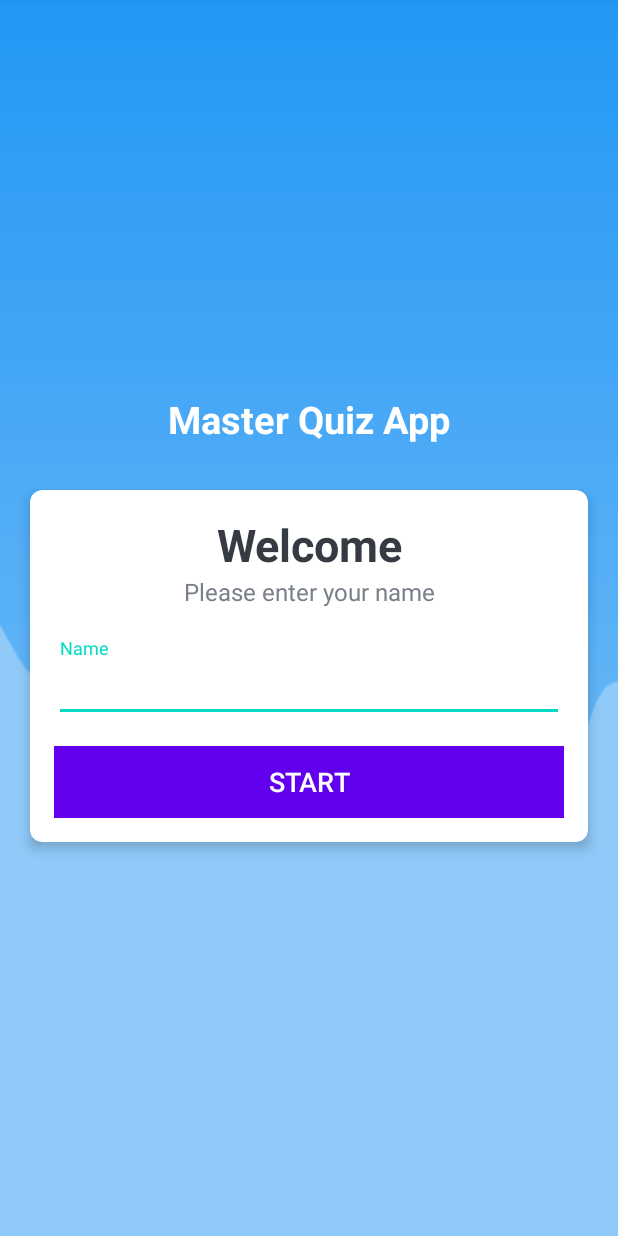
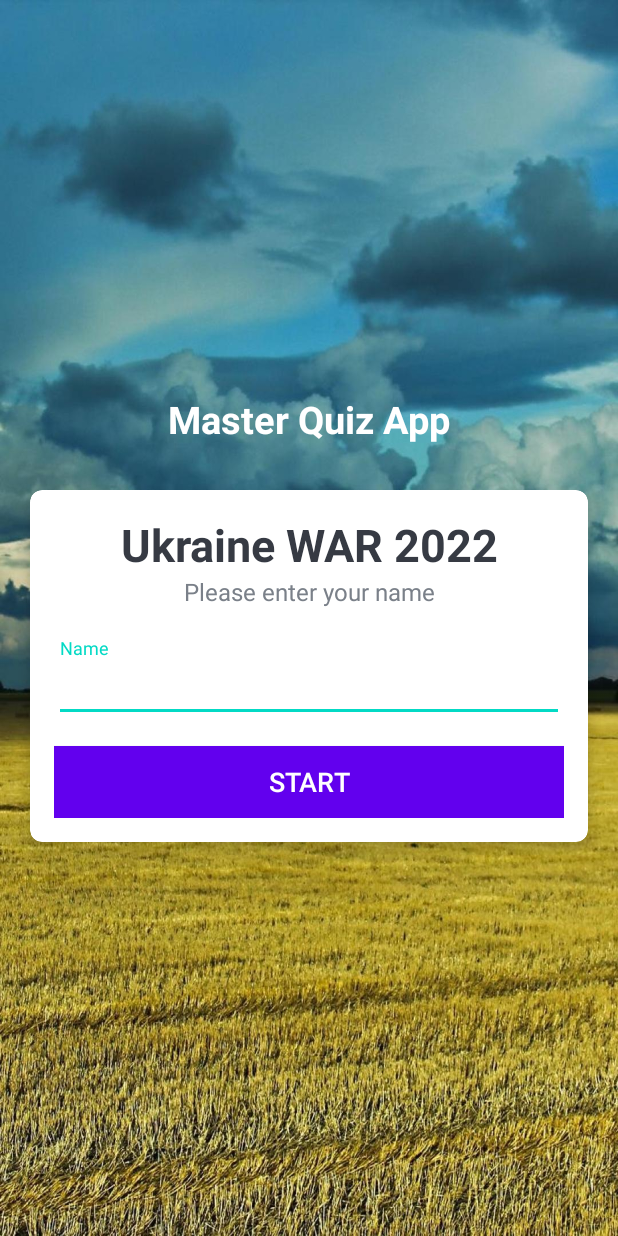
Before and after one commit to agostinhoramos/MasterQuizApp, an Android app: the screen it shows after launch (MainActivity), on a phone screen of 412 x 824 dp. Run offline under Robolectric (Android 15) with nearby library versions, the phone set to English and light mode, and no system bars.

Commit message:
Setting up Ukraine color template

```diff
--- a/app/src/main/java/pt/ipg/application/masterquizapp/MainActivity.kt
+++ b/app/src/main/java/pt/ipg/application/masterquizapp/MainActivity.kt
@@ -8,4 +8,6 @@ class MainActivity : AppCompatActivity() {
         super.onCreate(savedInstanceState)
         setContentView(R.layout.activity_main)
     }
+
+
 }
--- a/app/src/main/res/layout/activity_main.xml
+++ b/app/src/main/res/layout/activity_main.xml
@@ -13,7 +13,7 @@
         android:id="@+id/tv_app_name"
         android:layout_width="match_parent"
         android:layout_height="wrap_content"
-        android:text="Master Quiz App"
+        android:text="@string/app_name"
         android:gravity="center"
         android:layout_marginBottom="30dp"
         android:textSize="25sp"
@@ -41,7 +41,7 @@
                 android:layout_width="match_parent"
                 android:layout_height="wrap_content"
                 android:gravity="center"
-                android:text="Welcome"
+                android:text="@string/subtitle"
                 android:textColor="#363A43"
                 android:textSize="30sp"
                 android:textStyle="bold"
@@ -51,7 +51,7 @@
                 android:layout_width="match_parent"
                 android:layout_height="wrap_content"
                 android:gravity="center"
-                android:text="Please enter your name"
+                android:text="@string/please_enter_your_name"
                 android:textColor="#7A8089"
                 android:textSize="16sp"
                 />
@@ -64,7 +64,7 @@
                 <androidx.appcompat.widget.AppCompatEditText
                     android:layout_width="match_parent"
                     android:layout_height="wrap_content"
-                    android:hint="Name"
+                    android:hint="@string/name"
                     android:textColor="#363A43"
                     android:textColorHint="#7A8089"
                     />
@@ -75,7 +75,7 @@
                 android:layout_height="wrap_content"
                 android:layout_marginTop="16dp"
                 android:background="@color/colorPrimary"
-                android:text="Start"
+                android:text="@string/start_btm"
                 android:textSize="18sp"
                 android:textColor="@android:color/white"
                 />
--- a/app/src/main/res/values/colors.xml
+++ b/app/src/main/res/values/colors.xml
@@ -1,9 +1,15 @@
 <?xml version="1.0" encoding="utf-8"?>
 <resources>
+    <!-- Ukraine Color -->
+    <color name="uk_blue_1" >#FF3700B3</color>
+    <color name="uk_yellow_1" >#FFEB3B</color>
+
+    <!-- Basic Color -->
     <color name="colorPrimary" >#FF6200EE</color>
     <color name="colorPrimaryDark" >#FF3700B3</color>
     <color name="colorAccent" >#FF03DAC5</color>
 
+    <!-- Default color -->
     <color name="purple_200">#FFBB86FC</color>
     <color name="purple_500">#FF6200EE</color>
     <color name="purple_700">#FF3700B3</color>
--- a/app/src/main/res/values/strings.xml
+++ b/app/src/main/res/values/strings.xml
@@ -1,3 +1,7 @@
 <resources>
     <string name="app_name">Master Quiz App</string>
+    <string name="subtitle">Ukraine WAR 2022</string>
+    <string name="start_btm">Start</string>
+    <string name="name" >Name</string>
+    <string name="please_enter_your_name">Please enter your name</string>
 </resources>
```
Also changed, not shown: app/src/main/res/drawable-v24/ic_bg.jpg (added), app/src/main/res/drawable-v24/ic_bg.png (deleted).
